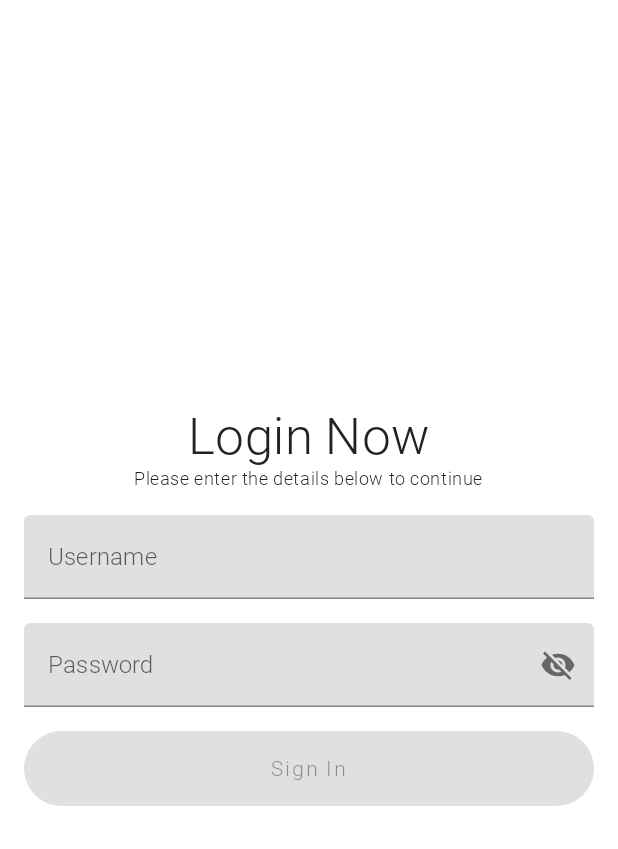
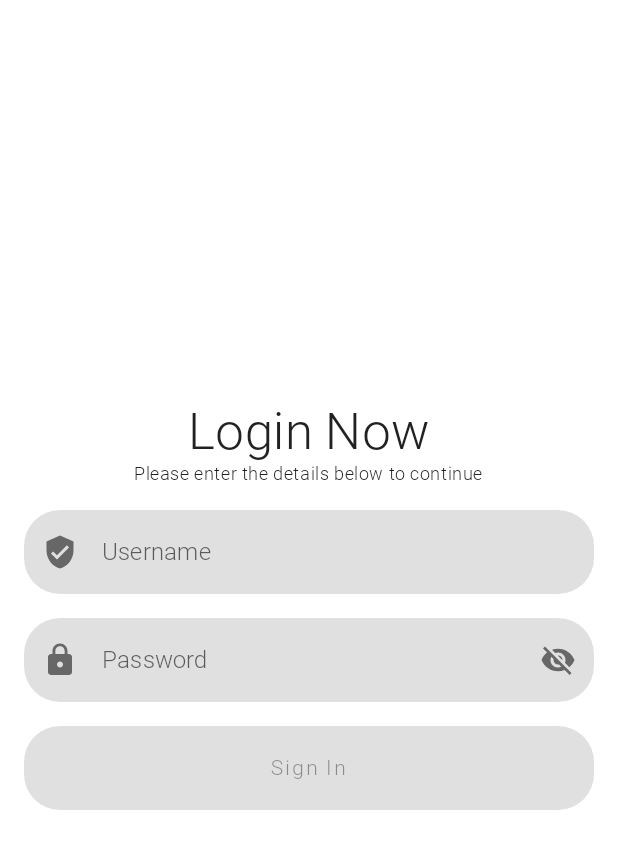
Before and after one commit to vmoiseenko/Jetpack-Compose-Movies, an Android app built with Jetpack Compose: the @Preview function PreviewAccountScreen, on a phone screen of 412 x 824 dp. Shown: the top 849 px of the screen. Run offline under Robolectric (Android 15) with nearby library versions, the phone set to English and light mode, and no system bars; our stand-ins replace Dagger/Hilt's generated code; network calls fail.

Commit message:
Account screen ui improvements.

```diff
--- a/app/src/main/java/com/vmoiseenko/jetmovies/ui/screens/account/AccountScreen.kt
+++ b/app/src/main/java/com/vmoiseenko/jetmovies/ui/screens/account/AccountScreen.kt
@@ -1,10 +1,13 @@
 package com.vmoiseenko.jetmovies.ui.screens.account
 
+import androidx.annotation.StringRes
 import androidx.compose.foundation.layout.*
 import androidx.compose.foundation.shape.RoundedCornerShape
 import androidx.compose.foundation.text.KeyboardOptions
 import androidx.compose.material.*
 import androidx.compose.material.icons.Icons
+import androidx.compose.material.icons.filled.Lock
+import androidx.compose.material.icons.filled.VerifiedUser
 import androidx.compose.material.icons.filled.Visibility
 import androidx.compose.material.icons.filled.VisibilityOff
 import androidx.compose.runtime.*
@@ -12,6 +15,8 @@ import androidx.compose.runtime.saveable.rememberSaveable
 import androidx.compose.ui.Alignment
 import androidx.compose.ui.Alignment.Companion.CenterVertically
 import androidx.compose.ui.Modifier
+import androidx.compose.ui.graphics.Color
+import androidx.compose.ui.graphics.vector.ImageVector
 import androidx.compose.ui.res.stringResource
 import androidx.compose.ui.text.input.KeyboardType
 import androidx.compose.ui.text.input.PasswordVisualTransformation
@@ -31,11 +36,18 @@ fun AccountScreen(
 
     val viewState by viewModel.uiState.collectAsState()
 
+    if (viewState !is UiState.SignedIn) {
         AccountScreenView(
             onLogin = viewModel::login,
             modifier = modifier,
             viewState = viewState
         )
+    } else {
+        Text(
+            text = "Hello ${(viewState as UiState.SignedIn).account.name}",
+            style = MaterialTheme.typography.h4,
+        )
+    }
 }
 
 @Composable
@@ -46,7 +58,6 @@ fun AccountScreenView(
 ) {
     var username by remember { mutableStateOf(TextFieldValue()) }
     var password by remember { mutableStateOf(TextFieldValue()) }
-    var passwordVisible by rememberSaveable { mutableStateOf(false) }
 
     Column(
         modifier = modifier
@@ -64,73 +75,111 @@ fun AccountScreenView(
             style = MaterialTheme.typography.caption,
             modifier = Modifier.padding(bottom = 16.dp)
         )
-        TextField(
-            label = { Text(text = stringResource(id = R.string.account_username)) },
+        TextFieldWrapper(
+            title = R.string.account_username,
+            leadingIcon = Icons.Filled.VerifiedUser,
             value = username,
-            onValueChange = { username = it },
-            modifier = Modifier
-                .padding(start = 16.dp, end = 16.dp)
-                .fillMaxWidth()
-
+            onValueChange = { username = it }
         )
-
         Spacer(modifier = Modifier.height(16.dp))
-        TextField(
-            label = { Text(text = stringResource(id = R.string.account_password)) },
+        TextFieldWrapper(
+            title = R.string.account_password,
+            leadingIcon = Icons.Filled.Lock,
             value = password,
-            visualTransformation = if (passwordVisible)
-                VisualTransformation.None
-            else PasswordVisualTransformation(),
-            keyboardOptions = KeyboardOptions(
-                keyboardType = KeyboardType.Password
-            ),
             onValueChange = { password = it },
-            trailingIcon = {
-                val image = if (passwordVisible) Icons.Filled.Visibility
-                else Icons.Filled.VisibilityOff
-                IconButton(onClick = { passwordVisible = !passwordVisible }) {
-                    Icon(imageVector = image, null)
-                }
-            },
-            modifier = Modifier
-                .padding(start = 16.dp, end = 16.dp)
-                .fillMaxWidth()
+            isPassword = true
         )
         Box(modifier = Modifier.padding(16.dp)) {
             Button(
                 onClick = { onLogin(username.text, password.text) },
                 enabled = username.text.isNotBlank() && password.text.isNotBlank(),
-                shape = RoundedCornerShape(50.dp),
+                shape = RoundedCornerShape(24.dp),
                 modifier = Modifier
                     .fillMaxWidth()
-                    .height(50.dp)
+                    .height(56.dp)
             ) {
-                if (viewState is UiState.Loading) {
+                when (viewState) {
+                    is UiState.Loading -> {
                         CircularProgressIndicator(
-                        color = MaterialTheme.colors.onSurface,
+                            color = Color.White,
                             modifier = Modifier
+                                .size(36.dp)
                                 .align(CenterVertically)
                         )
-                } else {
+                    }
+                    else -> {
                         Text(text = stringResource(id = R.string.account_sign_in))
                     }
                 }
             }
+        }
 
-        when (viewState) {
-            is UiState.Error -> {
+        if (viewState is UiState.Error) {
             Text(
-                    text = "Login failed\n${(viewState as UiState.Error).message}"
+                text = "Login failed\n${viewState.message}"
             )
         }
-            is UiState.Movies -> {
-                Text(
-                    text = "Login successful, there are yours favorite movies\n${(viewState as UiState.Movies).movies}"
+    }
+}
+
+@Composable
+fun TextFieldWrapper(
+    @StringRes title: Int,
+    leadingIcon: ImageVector,
+    value: TextFieldValue,
+    onValueChange: (TextFieldValue) -> Unit,
+    isPassword: Boolean = false,
+    modifier: Modifier = Modifier
+) {
+
+    var isPasswordVisible by rememberSaveable { mutableStateOf(false) }
+
+    TextField(
+        label = {
+            Text(text = stringResource(id = title))
+        },
+        value = value,
+        leadingIcon = {
+            Icon(imageVector = leadingIcon, null)
+        },
+        trailingIcon = {
+            if (isPassword) {
+                val image = when {
+                    isPasswordVisible -> Icons.Filled.Visibility
+                    else -> Icons.Filled.VisibilityOff
+                }
+                IconButton(onClick = { isPasswordVisible = !isPasswordVisible }) {
+                    Icon(imageVector = image, null)
+                }
+            }
+        },
+        visualTransformation = when {
+            isPassword && isPasswordVisible -> VisualTransformation.None
+            isPassword -> PasswordVisualTransformation()
+            else -> VisualTransformation.None
+        },
+        keyboardOptions = when {
+            isPassword -> {
+                KeyboardOptions(
+                    keyboardType = KeyboardType.Password
                 )
             }
-            else -> {}
+            else -> {
+                KeyboardOptions.Default
             }
-    }
+        },
+        onValueChange = { onValueChange(it) },
+        shape = RoundedCornerShape(24.dp),
+        colors = TextFieldDefaults.textFieldColors(
+            disabledTextColor = Color.Transparent,
+            focusedIndicatorColor = Color.Transparent,
+            unfocusedIndicatorColor = Color.Transparent,
+            disabledIndicatorColor = Color.Transparent
+        ),
+        modifier = modifier
+            .padding(start = 16.dp, end = 16.dp)
+            .fillMaxWidth()
+    )
 }
 
 @Preview
--- a/app/src/main/java/com/vmoiseenko/jetmovies/ui/screens/account/AccountViewModel.kt
+++ b/app/src/main/java/com/vmoiseenko/jetmovies/ui/screens/account/AccountViewModel.kt
@@ -1,8 +1,8 @@
 package com.vmoiseenko.jetmovies.ui.screens.account
 
 import androidx.lifecycle.viewModelScope
+import com.vmoiseenko.jetmovies.domain.network.model.Account
 import com.vmoiseenko.jetmovies.domain.network.model.CredentialsRequestBody
-import com.vmoiseenko.jetmovies.domain.network.model.Movie
 import com.vmoiseenko.jetmovies.domain.network.model.RequestTokenRequestBody
 import com.vmoiseenko.jetmovies.domain.network.proxy.MoviesClient
 import com.vmoiseenko.jetmovies.ui.screens.base.BaseViewModel
@@ -43,10 +43,10 @@ class AccountViewModel @Inject constructor(
                         validateToken
                     )
                 ).getOrThrow().sessionId
-                val accountId = moviesClient.getAccount(sessionId).getOrThrow().id
-                val favorites = moviesClient.getFavoriteMovies(accountId, sessionId).getOrThrow()
+                val accountId = moviesClient.getAccount(sessionId).getOrThrow()
+//                val favorites = moviesClient.getFavoriteMovies(accountId, sessionId).getOrThrow()
                 viewModelState.update {
-                    UiState.Movies(favorites.results)
+                    UiState.SignedIn(accountId)
                 }
             } catch (e: Exception) {
                 viewModelState.update {
@@ -60,6 +60,6 @@ class AccountViewModel @Inject constructor(
 sealed class UiState : UIStateBase {
     object Initial : UiState()
     object Loading : UiState()
-    data class Movies(val movies: List<Movie>) : UiState()
+    data class SignedIn(val account: Account) : UiState()
     data class Error(val message: String) : UiState()
 }
```
Lines whose indentation alone changed are shown as unchanged.
